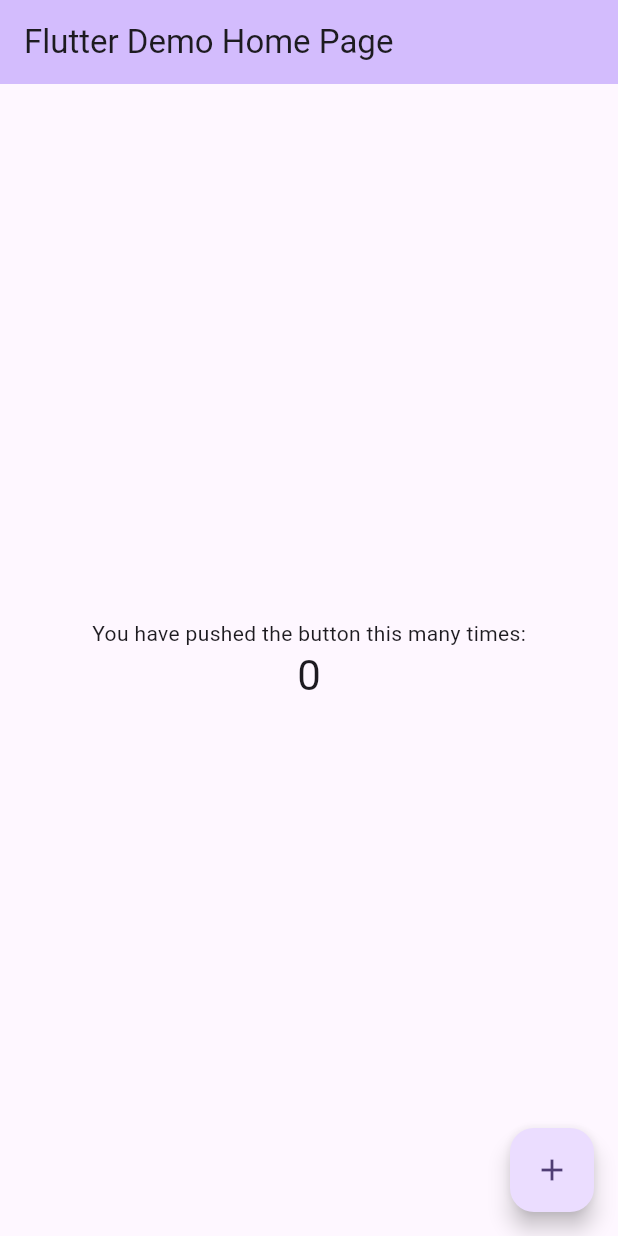
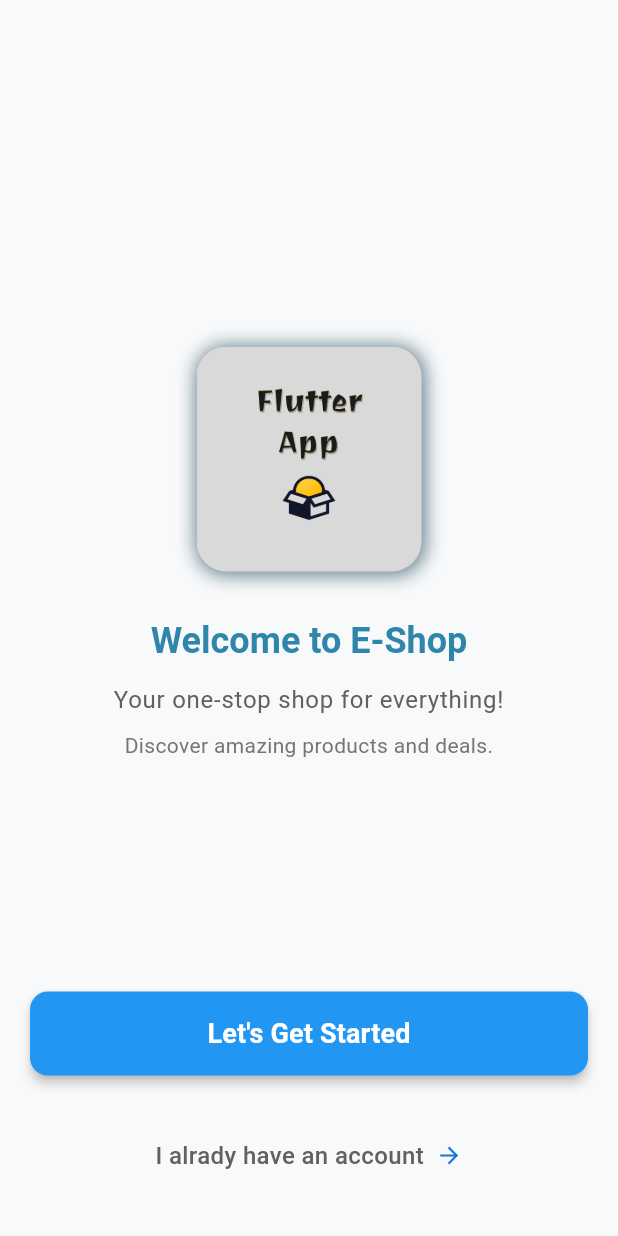
Before and after one commit to Abasalat/Ecommerce-App, a Flutter app: the screen it shows after launch, on a phone screen of 412 x 824 dp. Run offline on Flutter 3.47's test engine with Material 3 defaults, Android fonts, the phone set to English and light mode, and no system bars.

Commit message:
create the Get start screen

```diff
--- /dev/null
+++ b/lib/core/constants/app_colors.dart
@@ -0,0 +1,172 @@
+import 'package:flutter/material.dart';
+
+class AppColors {
+  // Primary Brand Colors
+  static const Color primaryColor = Color(0xFF2E86AB); // Professional Blue
+  static const Color primaryDark = Color(0xFF1B5E7F); // Darker Blue
+  static const Color primaryLight = Color(0xFF5BA3C7); // Lighter Blue
+
+  // Accent Colors
+  static const Color accentColor = Color(0xFFF18F01); // Orange accent
+  static const Color accentDark = Color(0xFFD67800); // Darker Orange
+  static const Color accentLight = Color(0xFFF4A94B); // Lighter Orange
+
+  // Background Colors
+  static const Color backgroundColor = Color(0xFFF8F9FA); // Light Gray
+  static const Color surfaceColor = Color(0xFFFFFFFF); // White
+  static const Color cardColor = Color(0xFFFFFFFF); // White
+
+  // Text Colors
+  static const Color textPrimary = Color(0xFF2D3436); // Dark Gray
+  static const Color textSecondary = Color(0xFF636E72); // Medium Gray
+  static const Color textTertiary = Color(0xFF95A5A6); // Light Gray
+  static const Color textWhite = Color(0xFFFFFFFF); // White
+
+  // Status Colors
+  static const Color successColor = Color(0xFF00B894); // Green
+  static const Color errorColor = Color(0xFFE74C3C); // Red
+  static const Color warningColor = Color(0xFFF39C12); // Yellow
+  static const Color infoColor = Color(0xFF3498DB); // Blue
+
+  // Border and Divider Colors
+  static const Color borderColor = Color(0xFFE1E5E9); // Light Border
+  static const Color dividerColor = Color(0xFFECF0F1); // Very Light Gray
+
+  // Shadow Colors
+  static const Color shadowColor = Color(0x1A000000); // 10% Black
+  static const Color lightShadow = Color(0x0D000000); // 5% Black
+
+  // Shopping Cart & E-commerce Specific Colors
+  static const Color addToCartColor = Color(
+    0xFF27AE60,
+  ); // Green for Add to Cart
+  static const Color discountColor = Color(0xFFE74C3C); // Red for Discounts
+  static const Color ratingColor = Color(0xFFF39C12); // Yellow for Stars
+  static const Color outOfStockColor = Color(
+    0xFF95A5A6,
+  ); // Gray for Out of Stock
+
+  // Button Colors
+  static const Color buttonPrimary = primaryColor;
+  static const Color buttonSecondary = Color(0xFF74B9FF); // Light Blue
+  static const Color buttonDisabled = Color(0xFFBDC3C7); // Gray
+
+  // Input Field Colors
+  static const Color inputFillColor = Color(0xFFF8F9FA); // Very Light Gray
+  static const Color inputBorderColor = Color(0xFFE1E5E9); // Light Gray
+  static const Color inputFocusedBorderColor = primaryColor;
+
+  // Gradient Colors
+  static const LinearGradient primaryGradient = LinearGradient(
+    colors: [primaryColor, primaryLight],
+    begin: Alignment.topLeft,
+    end: Alignment.bottomRight,
+  );
+
+  static const LinearGradient accentGradient = LinearGradient(
+    colors: [accentColor, accentLight],
+    begin: Alignment.topLeft,
+    end: Alignment.bottomRight,
+  );
+
+  // Additional Utility Colors
+  static const Color transparent = Colors.transparent;
+  static const Color black = Color(0xFF000000);
+  static const Color white = Color(0xFFFFFFFF);
+
+  // Shopping Categories Colors (Optional for category icons)
+  static const Color electronicsColor = Color(0xFF3498DB); // Blue
+  static const Color fashionColor = Color(0xFFE91E63); // Pink
+  static const Color homeColor = Color(0xFF4CAF50); // Green
+  static const Color booksColor = Color(0xFF9C27B0); // Purple
+  static const Color sportsColor = Color(0xFFFF9800); // Orange
+
+  // Get color by name (utility method)
+  static Color getColorByName(String colorName) {
+    switch (colorName.toLowerCase()) {
+      case 'primary':
+        return primaryColor;
+      case 'accent':
+        return accentColor;
+      case 'success':
+        return successColor;
+      case 'error':
+        return errorColor;
+      case 'warning':
+        return warningColor;
+      case 'info':
+        return infoColor;
+      default:
+        return primaryColor;
+    }
+  }
+}
+
+// Theme Extensions for easier usage
+// Theme Extensions for easier usage
+class AppTheme {
+  static ThemeData get lightTheme {
+    return ThemeData(
+      primarySwatch: MaterialColor(0xFF2E86AB, {
+        50: const Color(0xFFE3F2FD),
+        100: const Color(0xFFBBDEFB),
+        200: const Color(0xFF90CAF9),
+        300: const Color(0xFF64B5F6),
+        400: const Color(0xFF42A5F5),
+        500: AppColors.primaryColor,
+        600: const Color(0xFF1E88E5),
+        700: const Color(0xFF1976D2),
+        800: const Color(0xFF1565C0),
+        900: const Color(0xFF0D47A1),
+      }),
+      primaryColor: AppColors.primaryColor,
+      // Remove deprecated accentColor
+      colorScheme: const ColorScheme.light(
+        primary: AppColors.primaryColor,
+        secondary: AppColors.accentColor,
+      ),
+      scaffoldBackgroundColor: AppColors.backgroundColor,
+      cardColor: AppColors.cardColor,
+      // errorColor: AppColors.errorColor, // Removed: not supported in ThemeData
+      dividerColor: AppColors.dividerColor,
+      textTheme: const TextTheme(
+        // Update deprecated text styles
+        displayLarge: TextStyle(color: AppColors.textPrimary), // headline1
+        displayMedium: TextStyle(color: AppColors.textPrimary), // headline2
+        bodyLarge: TextStyle(color: AppColors.textPrimary), // bodyText1
+        bodyMedium: TextStyle(color: AppColors.textSecondary), // bodyText2
+        bodySmall: TextStyle(color: AppColors.textTertiary), // caption
+      ),
+      appBarTheme: const AppBarTheme(
+        backgroundColor: AppColors.surfaceColor,
+        foregroundColor: AppColors.textPrimary,
+        elevation: 0,
+        centerTitle: true,
+      ),
+      elevatedButtonTheme: ElevatedButtonThemeData(
+        style: ElevatedButton.styleFrom(
+          // Update deprecated properties
+          backgroundColor: AppColors.buttonPrimary, // primary
+          foregroundColor: AppColors.textWhite, // onPrimary
+          elevation: 2,
+          shape: RoundedRectangleBorder(borderRadius: BorderRadius.circular(8)),
+        ),
+      ),
+      inputDecorationTheme: InputDecorationTheme(
+        fillColor: AppColors.inputFillColor,
+        filled: true,
+        border: OutlineInputBorder(
+          borderRadius: BorderRadius.circular(8),
+          borderSide: const BorderSide(color: AppColors.inputBorderColor),
+        ),
+        focusedBorder: OutlineInputBorder(
+          borderRadius: BorderRadius.circular(8),
+          borderSide: const BorderSide(
+            color: AppColors.inputFocusedBorderColor,
+            width: 2,
+          ),
+        ),
+      ),
+    );
+  }
+}
--- a/lib/main.dart
+++ b/lib/main.dart
@@ -1,3 +1,5 @@
+import 'package:ecommerce_app/core/constants/app_colors.dart';
+import 'package:ecommerce_app/presentation/screens/auth/get_start_screen.dart';
 import 'package:flutter/material.dart';
 
 void main() {
@@ -12,111 +14,9 @@ class MyApp extends StatelessWidget {
   Widget build(BuildContext context) {
     return MaterialApp(
       title: 'Flutter Demo',
-      theme: ThemeData(
-        // This is the theme of your application.
-        //
-        // TRY THIS: Try running your application with "flutter run". You'll see
-        // the application has a purple toolbar. Then, without quitting the app,
-        // try changing the seedColor in the colorScheme below to Colors.green
-        // and then invoke "hot reload" (save your changes or press the "hot
-        // reload" button in a Flutter-supported IDE, or press "r" if you used
-        // the command line to start the app).
-        //
-        // Notice that the counter didn't reset back to zero; the application
-        // state is not lost during the reload. To reset the state, use hot
-        // restart instead.
-        //
-        // This works for code too, not just values: Most code changes can be
-        // tested with just a hot reload.
-        colorScheme: ColorScheme.fromSeed(seedColor: Colors.deepPurple),
-      ),
-      home: const MyHomePage(title: 'Flutter Demo Home Page'),
+      theme: AppTheme.lightTheme,
+      debugShowCheckedModeBanner: false,
+      home: GetStartScreen(),
     );
   }
 }
-
-class MyHomePage extends StatefulWidget {
-  const MyHomePage({super.key, required this.title});
-
-  // This widget is the home page of your application. It is stateful, meaning
-  // that it has a State object (defined below) that contains fields that affect
-  // how it looks.
-
-  // This class is the configuration for the state. It holds the values (in this
-  // case the title) provided by the parent (in this case the App widget) and
-  // used by the build method of the State. Fields in a Widget subclass are
-  // always marked "final".
-
-  final String title;
-
-  @override
-  State<MyHomePage> createState() => _MyHomePageState();
-}
-
-class _MyHomePageState extends State<MyHomePage> {
-  int _counter = 0;
-
-  void _incrementCounter() {
-    setState(() {
-      // This call to setState tells the Flutter framework that something has
-      // changed in this State, which causes it to rerun the build method below
-      // so that the display can reflect the updated values. If we changed
-      // _counter without calling setState(), then the build method would not be
-      // called again, and so nothing would appear to happen.
-      _counter++;
-    });
-  }
-
-  @override
-  Widget build(BuildContext context) {
-    // This method is rerun every time setState is called, for instance as done
-    // by the _incrementCounter method above.
-    //
-    // The Flutter framework has been optimized to make rerunning build methods
-    // fast, so that you can just rebuild anything that needs updating rather
-    // than having to individually change instances of widgets.
-    return Scaffold(
-      appBar: AppBar(
-        // TRY THIS: Try changing the color here to a specific color (to
-        // Colors.amber, perhaps?) and trigger a hot reload to see the AppBar
-        // change color while the other colors stay the same.
-        backgroundColor: Theme.of(context).colorScheme.inversePrimary,
-        // Here we take the value from the MyHomePage object that was created by
-        // the App.build method, and use it to set our appbar title.
-        title: Text(widget.title),
-      ),
-      body: Center(
-        // Center is a layout widget. It takes a single child and positions it
-        // in the middle of the parent.
-        child: Column(
-          // Column is also a layout widget. It takes a list of children and
-          // arranges them vertically. By default, it sizes itself to fit its
-          // children horizontally, and tries to be as tall as its parent.
-          //
-          // Column has various properties to control how it sizes itself and
-          // how it positions its children. Here we use mainAxisAlignment to
-          // center the children vertically; the main axis here is the vertical
-          // axis because Columns are vertical (the cross axis would be
-          // horizontal).
-          //
-          // TRY THIS: Invoke "debug painting" (choose the "Toggle Debug Paint"
-          // action in the IDE, or press "p" in the console), to see the
-          // wireframe for each widget.
-          mainAxisAlignment: MainAxisAlignment.center,
-          children: <Widget>[
-            const Text('You have pushed the button this many times:'),
-            Text(
-              '$_counter',
-              style: Theme.of(context).textTheme.headlineMedium,
-            ),
-          ],
-        ),
-      ),
-      floatingActionButton: FloatingActionButton(
-        onPressed: _incrementCounter,
-        tooltip: 'Increment',
-        child: const Icon(Icons.add),
-      ), // This trailing comma makes auto-formatting nicer for build methods.
-    );
-  }
-}
--- /dev/null
+++ b/lib/presentation/screens/auth/get_start_screen.dart
@@ -0,0 +1,183 @@
+import 'dart:math';
+
+import 'package:ecommerce_app/presentation/screens/auth/login_screen.dart';
+import 'package:ecommerce_app/presentation/screens/auth/sign_up_screen.dart';
+import 'package:flutter/material.dart';
+
+class GetStartScreen extends StatelessWidget {
+  const GetStartScreen({super.key});
+
+  @override
+  Widget build(BuildContext context) {
+    return Scaffold(
+      body: SafeArea(
+        child: Padding(
+          padding: const EdgeInsets.symmetric(horizontal: 20.0),
+          child: Column(
+            children: [
+              const Spacer(flex: 3),
+
+              // Logo Section
+              _buildLogo(),
+
+              const SizedBox(height: 30),
+
+              // Welcome Text Section
+              _buildWelcomeText(context),
+
+              const Spacer(flex: 2),
+
+              // Get Started Button
+              _buildGetStartedButton(context),
+
+              const SizedBox(height: 30),
+
+              // Already have account link
+              _buildLoginLink(context),
+
+              const SizedBox(height: 30),
+            ],
+          ),
+        ),
+      ),
+    );
+  }
+
+  // Logo Section
+  Widget _buildLogo() {
+    return Hero(
+      tag: 'app_logo',
+      child: Container(
+        width: 150,
+        height: 150,
+        decoration: BoxDecoration(
+          borderRadius: BorderRadius.circular(20),
+          boxShadow: [
+            BoxShadow(
+              color: Colors.blueGrey,
+              spreadRadius: 1, // how much the shadow spreads
+              blurRadius: 10, // how blurry the shadow is
+              offset: Offset(1, 1),
+            ),
+          ],
+        ),
+        child: ClipRRect(
+          borderRadius: BorderRadius.circular(20),
+          child: Image.asset(
+            'assets/images/app_logo.png',
+            width: 150,
+            height: 150,
+            fit: BoxFit.cover,
+            errorBuilder: (context, error, StackTrace) {
+              return Container(
+                decoration: BoxDecoration(
+                  color: Colors.blue.shade100,
+                  borderRadius: BorderRadius.circular(20),
+                ),
+                child: Icon(Icons.shopping_bag, size: 80, color: Colors.blue),
+              );
+            },
+          ),
+        ),
+      ),
+    );
+  }
+
+  // Welcome Text Section
+  Widget _buildWelcomeText(BuildContext context) {
+    final theme = Theme.of(context);
+
+    return Column(
+      children: [
+        Text(
+          'Welcome to E-Shop',
+          style: theme.textTheme.headlineSmall?.copyWith(
+            fontWeight: FontWeight.bold,
+            color: theme.primaryColor,
+          ),
+          textAlign: TextAlign.center,
+        ),
+        const SizedBox(height: 12),
+        Text(
+          'Your one-stop shop for everything!',
+          style: theme.textTheme.bodyLarge?.copyWith(color: Colors.grey[700]),
+          textAlign: TextAlign.center,
+        ),
+        const SizedBox(height: 8),
+        Text(
+          'Discover amazing products and deals.',
+          style: theme.textTheme.bodyMedium?.copyWith(color: Colors.grey[600]),
+          textAlign: TextAlign.center,
+        ),
+      ],
+    );
+  }
+
+  // Get Started Button
+  Widget _buildGetStartedButton(BuildContext context) {
+    return SizedBox(
+      width: double.infinity,
+      height: 56,
+      child: ElevatedButton(
+        onPressed: () {
+          // Add your navigation logic here
+          _handleGetStarted(context);
+        },
+        style: ElevatedButton.styleFrom(
+          backgroundColor: Colors.blue,
+          foregroundColor: Colors.white,
+          elevation: 3,
+          shape: RoundedRectangleBorder(
+            borderRadius: BorderRadius.circular(12),
+          ),
+        ),
+        child: const Text(
+          'Let\'s Get Started',
+          style: TextStyle(fontSize: 18, fontWeight: FontWeight.w600),
+        ),
+      ),
+    );
+  }
+
+  Widget _buildLoginLink(BuildContext context) {
+    return GestureDetector(
+      onTap: () => _navigateToLogin(context),
+      child: Container(
+        padding: const EdgeInsets.symmetric(vertical: 12, horizontal: 16),
+        child: Row(
+          mainAxisSize: MainAxisSize.min,
+          mainAxisAlignment: MainAxisAlignment.center,
+          children: [
+            Text(
+              'I alrady have an account',
+              style: TextStyle(
+                fontSize: 16,
+                color: Colors.grey[700],
+                fontWeight: FontWeight.w500,
+              ),
+            ),
+            const SizedBox(width: 8),
+            Icon(Icons.arrow_forward, size: 18, color: Colors.blue[700]),
+          ],
+        ),
+      ),
+    );
+  }
+
+  // Navigation handler
+  void _handleGetStarted(BuildContext context) {
+    // Example navigation - replace with your actual navigation logic
+    Navigator.push(
+      context,
+      MaterialPageRoute(builder: (context) => const SignUpScreen()),
+    );
+  }
+
+  // Navigation to the Login
+  void _navigateToLogin(BuildContext context) {
+    Navigator.push(
+      context,
+      MaterialPageRoute(builder: (context) => LoginScreen()),
+    );
+  }
+}
--- /dev/null
+++ b/lib/presentation/screens/auth/login_screen.dart
@@ -0,0 +1,17 @@
+import 'package:flutter/material.dart';
+
+class LoginScreen extends StatefulWidget {
+  const LoginScreen({super.key});
+
+  @override
+  State<LoginScreen> createState() => _LoginScreenState();
+}
+
+class _LoginScreenState extends State<LoginScreen> {
+  @override
+  Widget build(BuildContext context) {
+    return Scaffold(
+      body: SafeArea(child: Center(child: Text('Login Screen'))),
+    );
+  }
+}
--- /dev/null
+++ b/lib/presentation/screens/auth/sign_up_screen.dart
@@ -0,0 +1,17 @@
+import 'package:flutter/material.dart';
+
+class SignUpScreen extends StatefulWidget {
+  const SignUpScreen({super.key});
+
+  @override
+  State<SignUpScreen> createState() => _SignUpScreenState();
+}
+
+class _SignUpScreenState extends State<SignUpScreen> {
+  @override
+  Widget build(BuildContext context) {
+    return Scaffold(
+      body: SafeArea(child: Center(child: Text('Sign Up Screen'))),
+    );
+  }
+}
--- a/pubspec.yaml
+++ b/pubspec.yaml
@@ -58,9 +58,9 @@ flutter:
   uses-material-design: true
 
   # To add assets to your application, add an assets section, like this:
-  # assets:
-  #   - images/a_dot_burr.jpeg
-  #   - images/a_dot_ham.jpeg
+  assets:
+    - assets/images/app_logo.png
+    # or specifically:
 
   # An image asset can refer to one or more resolution-specific "variants", see
   # https://flutter.dev/to/resolution-aware-images
```
Also changed, not shown: assets/images/app_logo.png (added).
